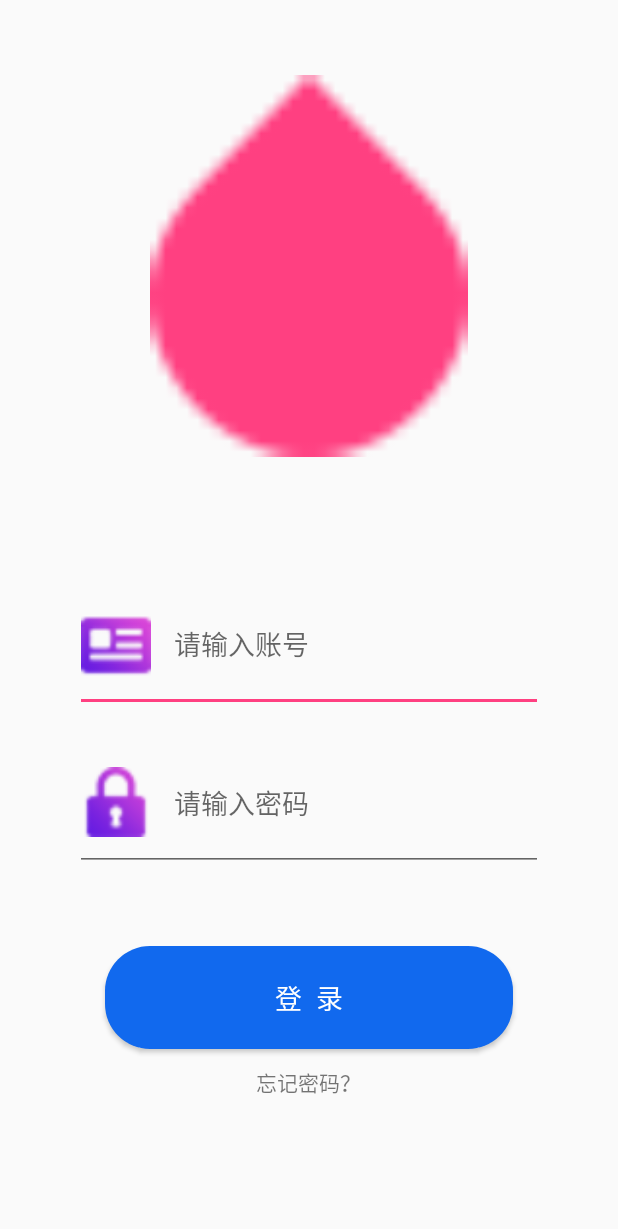
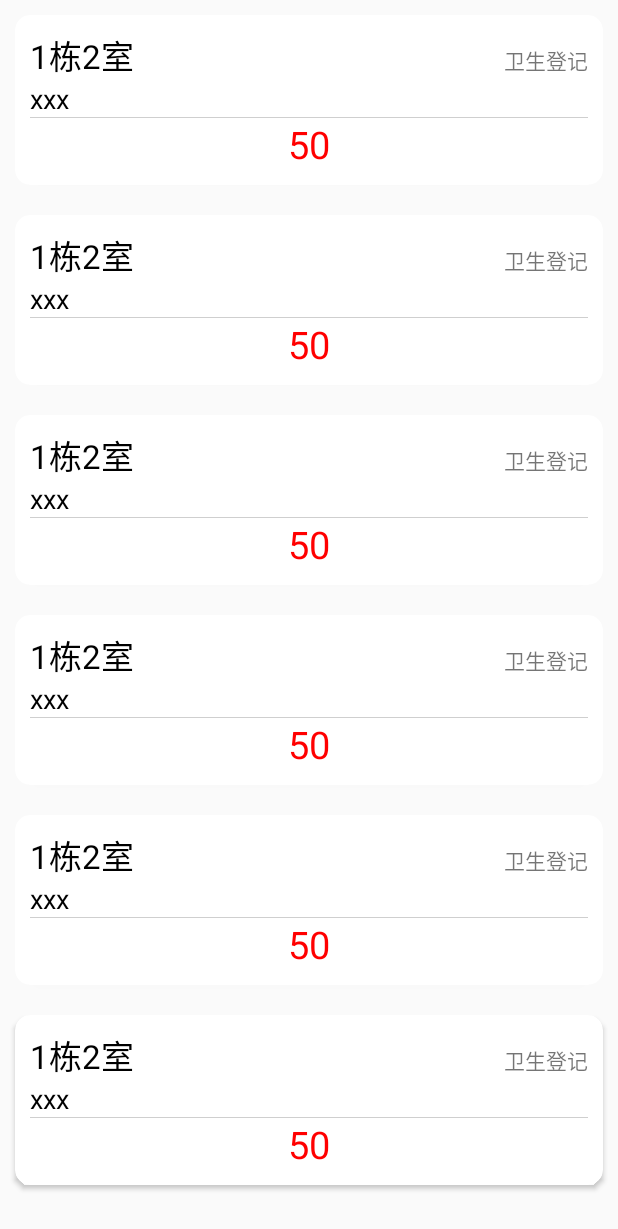
Before and after one commit to MiHang/Test, an Android app: the screen it shows after launch (LoginActivity before the commit, EnRecordActivity after it), on a phone screen of 412 x 824 dp. Shown: the top 1229 px of the screen. Run offline under Robolectric (Android 15) with nearby library versions, the phone set to English and light mode, and no system bars; our stand-ins replace ButterKnife.

```diff
--- a/app/src/main/AndroidManifest.xml
+++ b/app/src/main/AndroidManifest.xml
@@ -15,11 +15,7 @@
         <activity android:name=".activity.NewsActivity" />
         <activity android:name=".activity.HomeActivity" />
         <activity android:name=".activity.LoginActivity">
-            <intent-filter>
-                <action android:name="android.intent.action.MAIN" />
 
-                <category android:name="android.intent.category.LAUNCHER" />
-            </intent-filter>
         </activity>
         <activity android:name=".activity.StudentActivitiesInfoActivity" />
         <activity android:name=".activity.StudentsActivitiesListActivity" />
@@ -33,6 +29,13 @@
 
         </activity>
         <activity android:name=".activity.DormitoryActivity"/>
+        <activity android:name=".activity.EnRecordActivity">
+            <intent-filter>
+                <action android:name="android.intent.action.MAIN" />
+
+                <category android:name="android.intent.category.LAUNCHER" />
+            </intent-filter>
+        </activity>
     </application>
 
 </manifest>
--- /dev/null
+++ b/app/src/main/java/pers/test/activity/EnRecordActivity.java
@@ -0,0 +1,117 @@
+package pers.test.activity;
+
+import android.content.Context;
+import android.graphics.Color;
+import android.os.Bundle;
+import android.support.v7.app.AppCompatActivity;
+import android.support.v7.widget.LinearLayoutManager;
+import android.support.v7.widget.RecyclerView;
+import android.view.LayoutInflater;
+import android.view.View;
+import android.view.ViewGroup;
+import android.widget.TextView;
+
+import java.util.ArrayList;
+import java.util.List;
+import java.util.Random;
+
+import butterknife.ButterKnife;
+import pers.test.R;
+import pers.test.model.Environment;
+import pers.test.model.VisitInfo;
+
+/**
+ * Created by 惠普 on 2018-04-12.
+ */
+
+public class EnRecordActivity extends AppCompatActivity {
+
+    private RecyclerView myVisit;
+    List<Environment> data=new ArrayList<>();
+
+    @Override
+    protected void onCreate(Bundle savedInstanceState) {
+        super.onCreate(savedInstanceState);
+        setContentView(R.layout.fragment_visit);
+        initView();
+        ButterKnife.bind(this);
+        Random random = new Random();
+        String red;
+        for(int i=0;i<6;i++){
+            Environment e=new Environment();
+            e.setGrade("50");
+            e.setTip("卫生登记");
+            e.setName("xxx");
+            e.setAddress("1栋2室");
+            red = Integer.toHexString(random.nextInt(256)).toUpperCase();
+            e.setColor(red);
+            data.add(e);
+        }
+        RecyclerView.LayoutManager layoutManager=new LinearLayoutManager(this);
+        myVisit.setLayoutManager(layoutManager);
+        MyAdapter myAdapter=new MyAdapter(this,data);
+        myVisit.setAdapter(myAdapter);
+    }
+
+    private void initView() {
+        myVisit = (RecyclerView) findViewById(R.id.myVisit);
+    }
+
+    class MyAdapter extends RecyclerView.Adapter<MyAdapter.ViewHolder> {
+        Context context;
+        List<Environment> data;
+
+        public MyAdapter(Context context, List<Environment> data) {
+            this.context = context;
+            this.data = data;
+        }
+
+        @Override
+        public ViewHolder onCreateViewHolder(ViewGroup parent, int viewType) {
+            View view = LayoutInflater.from(context).inflate(R.layout.en_item, parent, false);//暂时不将布局文件放入root
+
+            ViewHolder viewHolder = new ViewHolder(view);
+
+            return viewHolder;
+        }
+
+        @Override
+        public void onBindViewHolder(ViewHolder holder, int position) {
+
+            holder.Tip.setText(data.get(position).getTip());
+            holder.Name.setText(data.get(position).getName());
+            holder.Time.setText(data.get(position).getTime());
+            holder.Address.setText(data.get(position).getAddress());
+            holder.Grade.setText(data.get(position).getGrade());
+            holder.Grade.setTextColor(Color.RED);
+        }
+
+
+        @Override
+        public int getItemCount() {
+            return data.size();
+        }
+
+       class ViewHolder extends RecyclerView.ViewHolder {
+
+
+            public TextView Address;
+            public TextView Tip;
+            public TextView Name;
+            public TextView Time;
+            public TextView Grade;
+
+            public ViewHolder(View rootView) {
+                super(rootView);
+                this.Address = (TextView) rootView.findViewById(R.id.Address);
+                this.Tip = (TextView) rootView.findViewById(R.id.Tip);
+                this.Name = (TextView) rootView.findViewById(R.id.Name);
+                this.Time = (TextView) rootView.findViewById(R.id.Time);
+                this.Grade = (TextView) rootView.findViewById(R.id.Grade);
+            }
+        }
+
+
+
+    }
+}
--- /dev/null
+++ b/app/src/main/java/pers/test/model/Environment.java
@@ -0,0 +1,62 @@
+package pers.test.model;
+
+/**
+ * Created by 惠普 on 2018-04-12.
+ */
+
+public class Environment {
+    String Address;
+    String Tip;
+    String Name;
+    String Time;
+    String Grade;
+    String Color;
+
+    public String getAddress() {
+        return Address;
+    }
+
+    public void setAddress(String address) {
+        Address = address;
+    }
+
+    public String getTip() {
+        return Tip;
+    }
+
+    public void setTip(String tip) {
+        Tip = tip;
+    }
+
+    public String getName() {
+        return Name;
+    }
+
+    public void setName(String name) {
+        Name = name;
+    }
+
+    public String getTime() {
+        return Time;
+    }
+
+    public void setTime(String time) {
+        Time = time;
+    }
+
+    public String getGrade() {
+        return Grade;
+    }
+
+    public void setGrade(String grade) {
+        Grade = grade;
+    }
+
+    public String getColor() {
+        return Color;
+    }
+
+    public void setColor(String color) {
+        Color = color;
+    }
+}
--- /dev/null
+++ b/app/src/main/res/layout/en_item.xml
@@ -0,0 +1,77 @@
+<?xml version="1.0" encoding="utf-8"?>
+<android.support.v7.widget.CardView xmlns:android="http://schemas.android.com/apk/res/android"
+    android:layout_width="match_parent"
+    android:layout_height="wrap_content"
+    xmlns:app="http://schemas.android.com/apk/res-auto"
+    android:layout_margin="10dp"
+    app:cardCornerRadius="10dp"
+    android:background="#8a8a8a">
+
+    <LinearLayout
+        android:layout_width="match_parent"
+        android:layout_height="wrap_content"
+        android:layout_margin="10dp"
+        android:orientation="vertical">
+
+        <LinearLayout
+            android:layout_width="match_parent"
+            android:layout_height="wrap_content"
+            android:orientation="horizontal">
+
+            <TextView
+                android:id="@+id/Address"
+                android:layout_width="wrap_content"
+                android:layout_height="wrap_content"
+                android:layout_weight="1"
+                android:text="XXX"
+                android:textColor="@color/black"
+                android:textSize="22dp" />
+
+            <TextView
+                android:id="@+id/Tip"
+                android:layout_width="wrap_content"
+                android:layout_height="wrap_content"
+                android:layout_weight="1"
+                android:gravity="right"
+                android:text="卫生登记" />
+        </LinearLayout>
+
+        <LinearLayout
+            android:layout_width="match_parent"
+            android:layout_height="wrap_content"
+            android:orientation="horizontal">
+
+            <TextView
+                android:id="@+id/Name"
+                android:layout_width="wrap_content"
+                android:layout_height="wrap_content"
+                android:layout_weight="1"
+                android:text="被访人:王小二"
+                android:textColor="@color/black"
+                android:textSize="18dp" />
+
+            <TextView
+                android:id="@+id/Time"
+                android:layout_width="wrap_content"
+                android:layout_height="wrap_content"
+                android:layout_weight="1"
+                android:gravity="right"
+                android:text="2016" />
+        </LinearLayout>
+
+        <View
+            android:layout_width="match_parent"
+            android:layout_height="@dimen/divide_line"
+            android:background="@color/dividerColor" />
+
+        <TextView
+            android:id="@+id/Grade"
+            android:layout_width="match_parent"
+            android:layout_height="wrap_content"
+            android:layout_weight="1"
+            android:gravity="center"
+            android:text="内容"
+            android:textSize="25dp" />
+
+    </LinearLayout>
+</android.support.v7.widget.CardView>
--- a/app/src/main/res/layout/fragment_visit.xml
+++ b/app/src/main/res/layout/fragment_visit.xml
@@ -3,7 +3,6 @@
     android:id="@+id/myVisit"
     xmlns:android="http://schemas.android.com/apk/res/android"
     android:layout_width="match_parent"
-    android:background="@color/dividerColor"
     android:layout_height="wrap_content">
 
 </android.support.v7.widget.RecyclerView>
```
